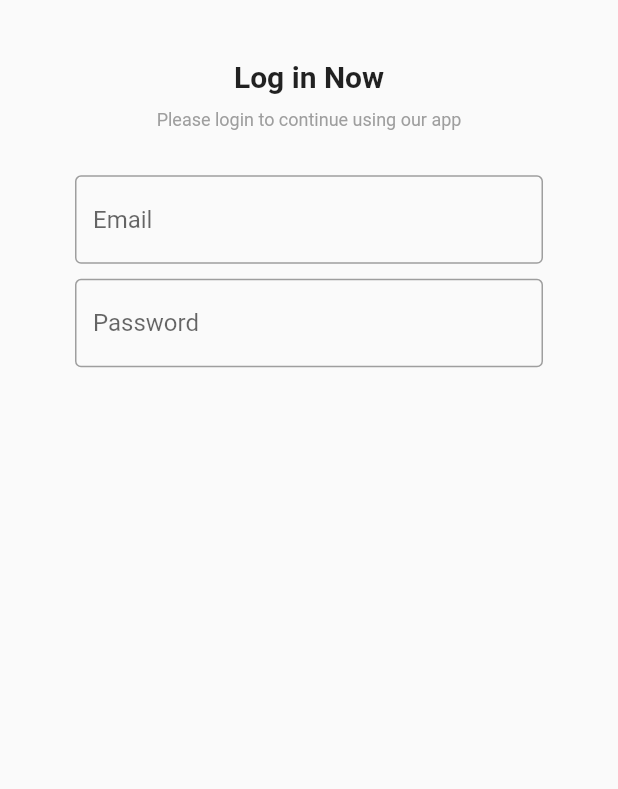
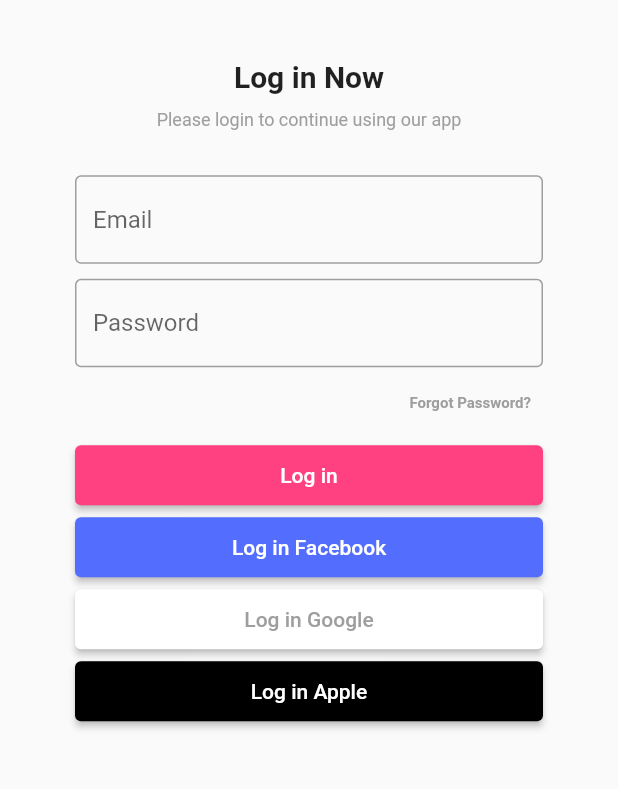
Before and after one commit to Aon1840/TopRewardApp, a Flutter app: the screen it shows after launch, on a phone screen of 412 x 824 dp, the part 290-1079 px from its top. Run offline on Flutter 3.47's test engine with Material 2 defaults, Android fonts, the phone set to English and light mode, and no system bars.

Commit message:
add button

```diff
--- a/lib/login.dart
+++ b/lib/login.dart
@@ -59,32 +59,12 @@ class _MyHomePageState extends State<MyHomePage> {
 
   @override
   Widget build(BuildContext context) {
-    // This method is rerun every time setState is called, for instance as done
-    // by the _incrementCounter method above.
-    //
-    // The Flutter framework has been optimized to make rerunning build methods
-    // fast, so that you can just rebuild anything that needs updating rather
-    // than having to individually change instances of widgets.
     return Scaffold(
-      body: Center(
-        // Center is a layout widget. It takes a single child and positions it
-        // in the middle of the parent.
+      body: Column(
+        crossAxisAlignment: CrossAxisAlignment.end,
+        children: <Widget>[
+          Center(
               child: Column(
-          // Column is also a layout widget. It takes a list of children and
-          // arranges them vertically. By default, it sizes itself to fit its
-          // children horizontally, and tries to be as tall as its parent.
-          //
-          // Invoke "debug painting" (press "p" in the console, choose the
-          // "Toggle Debug Paint" action from the Flutter Inspector in Android
-          // Studio, or the "Toggle Debug Paint" command in Visual Studio Code)
-          // to see the wireframe for each widget.
-          //
-          // Column has various properties to control how it sizes itself and
-          // how it positions its children. Here we use mainAxisAlignment to
-          // center the children vertically; the main axis here is the vertical
-          // axis because Columns are vertical (the cross axis would be
-          // horizontal).
-          mainAxisAlignment: MainAxisAlignment.start,
             children: <Widget>[
               Padding(
                   padding: const EdgeInsets.only(top: 70, right: 50, left: 50),
@@ -109,7 +89,8 @@ class _MyHomePageState extends State<MyHomePage> {
                     cursorColor: Colors.black,
                     decoration: InputDecoration(
                         enabledBorder: OutlineInputBorder(
-                          borderSide: BorderSide(width: 1, color: Colors.grey)),
+                            borderSide:
+                                BorderSide(width: 1, color: Colors.grey)),
                         focusedBorder: OutlineInputBorder(
                             borderSide:
                                 BorderSide(width: 2, color: Colors.black)),
@@ -128,7 +109,65 @@ class _MyHomePageState extends State<MyHomePage> {
                                   BorderSide(width: 2, color: Colors.black)),
                           hintText: 'Password'))),
             ],
+          )),
+          Padding(
+            padding: const EdgeInsets.only(right: 50),
+            child: TextButton(
+              child: const Text(
+                'Forgot Password?',
+                style: TextStyle(
+                    fontWeight: FontWeight.bold,
+                    fontSize: 10,
+                    color: Colors.grey),
               ),
+              onPressed: () {},
+            ),
+          ),
+          Center(
+              child: Padding(
+                  padding: const EdgeInsets.only(right: 50, left: 50),
+                  child: Column(
+                    crossAxisAlignment: CrossAxisAlignment.center,
+                    children: <Widget>[
+                      ElevatedButton(
+                        style: ElevatedButton.styleFrom(
+                          backgroundColor: Colors.pinkAccent,
+                          minimumSize: const Size.fromHeight(40),
+                        ),
+                        child: const Text("Log in"),
+                        onPressed: () {},
+                      ),
+                      ElevatedButton(
+                        style: ElevatedButton.styleFrom(
+                          backgroundColor: Colors.indigoAccent,
+                          minimumSize: const Size.fromHeight(40),
+                        ),
+                        child: const Text("Log in Facebook"),
+                        onPressed: () {},
+                      ),
+                      ElevatedButton(
+                        style: ElevatedButton.styleFrom(
+                          backgroundColor: Colors.white,
+                          minimumSize: const Size.fromHeight(40),
+                        ),
+                        child: const Text(
+                          "Log in Google",
+                          style: TextStyle(
+                              color: Colors.grey),
+                        ),
+                        onPressed: () {},
+                      ),
+                      ElevatedButton(
+                        style: ElevatedButton.styleFrom(
+                          backgroundColor: Colors.black,
+                          minimumSize: const Size.fromHeight(40),
+                        ),
+                        child: const Text("Log in Apple"),
+                        onPressed: () {},
+                      ),
+                    ],
+                  )))
+        ],
       ),
     );
   }
```
Lines whose indentation alone changed are shown as unchanged.
